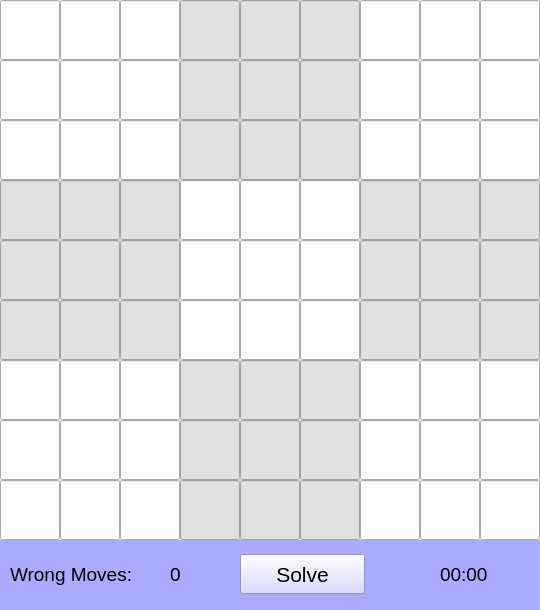
This is Sudoku.ui in Ahmad-Hamdy/Sudoku as Qt 5 draws it before an edit. The edited form follows.
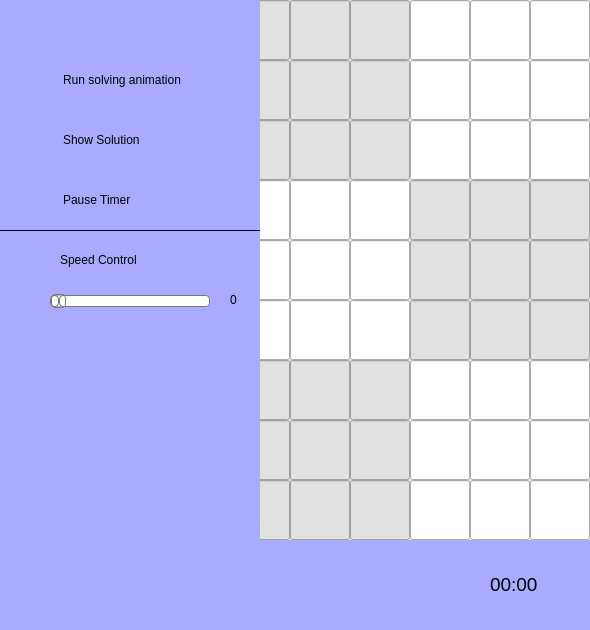
This is the edited form. Icons and pictures are not drawn.

Commit message: added side menu

What changed in the file:
```diff
--- a/Sudoku.ui
+++ b/Sudoku.ui
@@ -6,20 +6,20 @@
    <rect>
     <x>0</x>
     <y>0</y>
-    <width>540</width>
-    <height>610</height>
+    <width>590</width>
+    <height>630</height>
    </rect>
   </property>
   <property name="minimumSize">
    <size>
-    <width>540</width>
-    <height>610</height>
+    <width>590</width>
+    <height>630</height>
    </size>
   </property>
   <property name="maximumSize">
    <size>
-    <width>540</width>
-    <height>670</height>
+    <width>590</width>
+    <height>630</height>
    </size>
   </property>
   <property name="windowTitle">
@@ -34,7 +34,7 @@
    <widget class="QFrame" name="sub_grid">
     <property name="geometry">
      <rect>
-      <x>0</x>
+      <x>50</x>
       <y>0</y>
       <width>180</width>
       <height>180</height>
@@ -295,7 +295,7 @@
    <widget class="QFrame" name="sub_grid_2">
     <property name="geometry">
      <rect>
-      <x>180</x>
+      <x>230</x>
       <y>0</y>
       <width>180</width>
       <height>180</height>
@@ -538,7 +538,7 @@
    <widget class="QFrame" name="sub_grid_3">
     <property name="geometry">
      <rect>
-      <x>360</x>
+      <x>410</x>
       <y>0</y>
       <width>180</width>
       <height>180</height>
@@ -778,7 +778,7 @@
    <widget class="QFrame" name="sub_grid_4">
     <property name="geometry">
      <rect>
-      <x>0</x>
+      <x>50</x>
       <y>180</y>
       <width>180</width>
       <height>180</height>
@@ -1021,7 +1021,7 @@
    <widget class="QFrame" name="sub_grid_5">
     <property name="geometry">
      <rect>
-      <x>180</x>
+      <x>230</x>
       <y>180</y>
       <width>180</width>
       <height>180</height>
@@ -1261,7 +1261,7 @@
    <widget class="QFrame" name="sub_grid_6">
     <property name="geometry">
      <rect>
-      <x>360</x>
+      <x>410</x>
       <y>180</y>
       <width>180</width>
       <height>180</height>
@@ -1504,7 +1504,7 @@
    <widget class="QFrame" name="sub_grid_7">
     <property name="geometry">
      <rect>
-      <x>0</x>
+      <x>50</x>
       <y>360</y>
       <width>180</width>
       <height>180</height>
@@ -1717,7 +1717,7 @@
    <widget class="QFrame" name="sub_grid_8">
     <property name="geometry">
      <rect>
-      <x>180</x>
+      <x>230</x>
       <y>360</y>
       <width>180</width>
       <height>180</height>
@@ -1933,7 +1933,7 @@
    <widget class="QFrame" name="sub_grid_9">
     <property name="geometry">
      <rect>
-      <x>360</x>
+      <x>410</x>
       <y>360</y>
       <width>180</width>
       <height>180</height>
@@ -2146,10 +2146,10 @@
    <widget class="QFrame" name="info">
     <property name="geometry">
      <rect>
-      <x>0</x>
+      <x>50</x>
       <y>540</y>
       <width>540</width>
-      <height>70</height>
+      <height>90</height>
      </rect>
     </property>
     <property name="styleSheet">
@@ -2165,7 +2165,7 @@
      <property name="geometry">
       <rect>
        <x>10</x>
-       <y>20</y>
+       <y>30</y>
        <width>145</width>
        <height>28</height>
       </rect>
@@ -2183,7 +2183,7 @@
      <property name="geometry">
       <rect>
        <x>170</x>
-       <y>20</y>
+       <y>30</y>
        <width>35</width>
        <height>28</height>
       </rect>
@@ -2197,33 +2197,11 @@
       <string>0</string>
      </property>
     </widget>
-    <widget class="QPushButton" name="auto_solve">
-     <property name="geometry">
-      <rect>
-       <x>240</x>
-       <y>14</y>
-       <width>125</width>
-       <height>40</height>
-      </rect>
-     </property>
-     <property name="font">
-      <font>
-       <pointsize>16</pointsize>
-      </font>
-     </property>
-     <property name="styleSheet">
-      <string notr="true">background-color: rgb(209, 207, 255);
-selection-color: rgb(145, 144, 177);</string>
-     </property>
-     <property name="text">
-      <string>Solve</string>
-     </property>
-    </widget>
     <widget class="QLabel" name="timer">
      <property name="geometry">
       <rect>
        <x>440</x>
-       <y>20</y>
+       <y>30</y>
        <width>60</width>
        <height>28</height>
       </rect>
@@ -2238,6 +2216,440 @@
      </property>
     </widget>
    </widget>
+   <widget class="QFrame" name="frame_left_menu">
+    <property name="geometry">
+     <rect>
+      <x>0</x>
+      <y>0</y>
+      <width>260</width>
+      <height>631</height>
+     </rect>
+    </property>
+    <property name="sizePolicy">
+     <sizepolicy hsizetype="Preferred" vsizetype="Preferred">
+      <horstretch>0</horstretch>
+      <verstretch>0</verstretch>
+     </sizepolicy>
+    </property>
+    <property name="minimumSize">
+     <size>
+      <width>50</width>
+      <height>241</height>
+     </size>
+    </property>
+    <property name="maximumSize">
+     <size>
+      <width>260</width>
+      <height>16777215</height>
+     </size>
+    </property>
+    <property name="layoutDirection">
+     <enum>Qt::LeftToRight</enum>
+    </property>
+    <property name="styleSheet">
+     <string notr="true">background-color: rgb(170, 170, 255);</string>
+    </property>
+    <property name="frameShape">
+     <enum>QFrame::NoFrame</enum>
+    </property>
+    <property name="frameShadow">
+     <enum>QFrame::Raised</enum>
+    </property>
+    <layout class="QVBoxLayout" name="verticalLayout_5">
+     <property name="spacing">
+      <number>1</number>
+     </property>
+     <property name="leftMargin">
+      <number>0</number>
+     </property>
+     <property name="topMargin">
+      <number>0</number>
+     </property>
+     <property name="rightMargin">
+      <number>0</number>
+     </property>
+     <property name="bottomMargin">
+      <number>0</number>
+     </property>
+     <item alignment="Qt::AlignTop">
+      <widget class="QFrame" name="frame_menus">
+       <property name="styleSheet">
+        <string notr="true"/>
+       </property>
+       <property name="frameShape">
+        <enum>QFrame::NoFrame</enum>
+       </property>
+       <property name="frameShadow">
+        <enum>QFrame::Raised</enum>
+       </property>
+       <layout class="QVBoxLayout" name="layout_menus">
+        <property name="spacing">
+         <number>0</number>
+        </property>
+        <property name="leftMargin">
+         <number>0</number>
+        </property>
+        <property name="topMargin">
+         <number>0</number>
+        </property>
+        <property name="rightMargin">
+         <number>0</number>
+        </property>
+        <property name="bottomMargin">
+         <number>0</number>
+        </property>
+        <item>
+         <widget class="QPushButton" name="btn_toggle_menu">
+          <property name="sizePolicy">
+           <sizepolicy hsizetype="Expanding" vsizetype="Expanding">
+            <horstretch>0</horstretch>
+            <verstretch>0</verstretch>
+           </sizepolicy>
+          </property>
+          <property name="minimumSize">
+           <size>
+            <width>50</width>
+            <height>50</height>
+           </size>
+          </property>
+          <property name="maximumSize">
+           <size>
+            <width>50</width>
+            <height>16777215</height>
+           </size>
+          </property>
+          <property name="styleSheet">
+           <string notr="true">QPushButton {
+	
+	background-color: rgb(170, 170, 255);
+	background-image: url(icons/24x24/cil-menu.png);
+	background-position: center;
+	background-repeat: no-reperat;
+	border: none;
+}
+QPushButton:hover {
+	background-color: rgb(132, 132, 198);
+}
+QPushButton:pressed {	
+	background-color: rgb(132, 132, 198);
+}</string>
+          </property>
+          <property name="text">
+           <string/>
+          </property>
+         </widget>
+        </item>
+        <item>
+         <widget class="QPushButton" name="solve_animation">
+          <property name="sizePolicy">
+           <sizepolicy hsizetype="Expanding" vsizetype="Fixed">
+            <horstretch>0</horstretch>
+            <verstretch>0</verstretch>
+           </sizepolicy>
+          </property>
+          <property name="minimumSize">
+           <size>
+            <width>0</width>
+            <height>60</height>
+           </size>
+          </property>
+          <property name="font">
+           <font>
+            <family>Segoe UI</family>
+           </font>
+          </property>
+          <property name="layoutDirection">
+           <enum>Qt::LeftToRight</enum>
+          </property>
+          <property name="styleSheet">
+           <string notr="true">QPushButton {	
+	background-image: url(icons/24x24/cil-media-play.png);
+	background-position: left center;
+    background-repeat: no-repeat;
+	border: none;
+	border-left: 18px solid rgb(170, 170, 255);
+	border-right: 5px solid rgb(170, 170, 255);
+	background-color: rgb(170, 170, 255);
+	text-align: left;
+	padding-left: 45px;
+}
+QPushButton:hover {
+	background-color: rgb(124, 124, 186);
+	border-left: 18px solid rgb(124, 124, 186);
+}
+QPushButton:pressed {	
+	background-color: rgb(85, 170, 255);
+	border-left: 18px solid rgb(85, 170, 255);
+}</string>
+          </property>
+          <property name="text">
+           <string>Run solving animation</string>
+          </property>
+         </widget>
+        </item>
+        <item>
+         <widget class="QPushButton" name="auto_solve">
+          <property name="sizePolicy">
+           <sizepolicy hsizetype="Expanding" vsizetype="Fixed">
+            <horstretch>0</horstretch>
+            <verstretch>0</verstretch>
+           </sizepolicy>
+          </property>
+          <property name="minimumSize">
+           <size>
+            <width>0</width>
+            <height>60</height>
+           </size>
+          </property>
+          <property name="font">
+           <font>
+            <family>Segoe UI</family>
+           </font>
+          </property>
+          <property name="layoutDirection">
+           <enum>Qt::LeftToRight</enum>
+          </property>
+          <property name="styleSheet">
+           <string notr="true">QPushButton {	
+	background-image: url(icons/24x24/cil-check.png);
+	background-position: left center;
+    background-repeat: no-repeat;
+	border: none;
+	border-left: 18px solid rgb(170, 170, 255);
+	border-right: 5px solid rgb(170, 170, 255);
+	background-color: rgb(170, 170, 255);
+	text-align: left;
+	padding-left: 45px;
+}
+QPushButton:hover {
+	background-color: rgb(124, 124, 186);
+	border-left: 18px solid rgb(124, 124, 186);
+}
+QPushButton:pressed {	
+	background-color: rgb(85, 170, 255);
+	border-left: 18px solid rgb(85, 170, 255);
+}</string>
+          </property>
+          <property name="text">
+           <string>Show Solution</string>
+          </property>
+         </widget>
+        </item>
+        <item>
+         <widget class="QPushButton" name="pause_run_timer">
+          <property name="sizePolicy">
+           <sizepolicy hsizetype="Expanding" vsizetype="Fixed">
+            <horstretch>0</horstretch>
+            <verstretch>0</verstretch>
+           </sizepolicy>
+          </property>
+          <property name="minimumSize">
+           <size>
+            <width>0</width>
+            <height>60</height>
+           </size>
+          </property>
+          <property name="font">
+           <font>
+            <family>Segoe UI</family>
+           </font>
+          </property>
+          <property name="layoutDirection">
+           <enum>Qt::LeftToRight</enum>
+          </property>
+          <property name="styleSheet">
+           <string notr="true">QPushButton {	
+	background-image: url(icons/24x24/cil-watch);
+	background-position: left center;
+    background-repeat: no-repeat;
+	border: none;
+	border-left: 18px solid rgb(170, 170, 255);
+	border-right: 5px solid rgb(170, 170, 255);
+	background-color: rgb(170, 170, 255);
+	text-align: left;
+	padding-left: 45px;
+}
+QPushButton:hover {
+	background-color: rgb(124, 124, 186);
+	border-left: 18px solid rgb(124, 124, 186);
+}
+QPushButton:pressed {	
+	background-color: rgb(85, 170, 255);
+	border-left: 18px solid rgb(85, 170, 255);
+}</string>
+          </property>
+          <property name="text">
+           <string>Pause Timer</string>
+          </property>
+         </widget>
+        </item>
+        <item>
+         <widget class="QFrame" name="speed_control_header">
+          <property name="minimumSize">
+           <size>
+            <width>0</width>
+            <height>60</height>
+           </size>
+          </property>
+          <property name="styleSheet">
+           <string notr="true">QFrame{
+background-image: url(icons/24x24/cil-speedometer.png);
+background-position: left center;
+background-repeat: no-repeat;
+border: none;
+border-left: 18px solid rgb(170, 170, 255);
+border-top: 1px solid black;
+background-color: rgb(170, 170, 255);
+text-align: left;
+}</string>
+          </property>
+          <property name="frameShape">
+           <enum>QFrame::StyledPanel</enum>
+          </property>
+          <property name="frameShadow">
+           <enum>QFrame::Raised</enum>
+          </property>
+          <widget class="QLabel" name="speed_label">
+           <property name="geometry">
+            <rect>
+             <x>60</x>
+             <y>20</y>
+             <width>111</width>
+             <height>20</height>
+            </rect>
+           </property>
+           <property name="styleSheet">
+            <string notr="true">border: none;
+background: none;
+margin: 0;</string>
+           </property>
+           <property name="text">
+            <string>Speed Control</string>
+           </property>
+          </widget>
+         </widget>
+        </item>
+        <item>
+         <widget class="QFrame" name="speed_control_frame">
+          <property name="minimumSize">
+           <size>
+            <width>0</width>
+            <height>25</height>
+           </size>
+          </property>
+          <property name="styleSheet">
+           <string notr="true">QFrame{
+border: none;
+background-color: rgb(170, 170, 255);
+text-align: left;
+}</string>
+          </property>
+          <property name="frameShape">
+           <enum>QFrame::StyledPanel</enum>
+          </property>
+          <property name="frameShadow">
+           <enum>QFrame::Raised</enum>
+          </property>
+          <widget class="QSlider" name="speed_slider">
+           <property name="geometry">
+            <rect>
+             <x>50</x>
+             <y>0</y>
+             <width>160</width>
+             <height>22</height>
+            </rect>
+           </property>
+           <property name="styleSheet">
+            <string notr="true">QSlider::groove:horizontal {
+border: 1px solid #bbb;
+background: white;
+height: 10px;
+border-radius: 4px;
+}
+
+QSlider::sub-page:horizontal {
+background: qlineargradient(x1: 0, y1: 0,    x2: 0, y2: 1,
+    stop: 0 #66e, stop: 1 #bbf);
+background: qlineargradient(x1: 0, y1: 0.2, x2: 1, y2: 1,
+    stop: 0 #bbf, stop: 1 #55f);
+border: 1px solid #777;
+height: 10px;
+border-radius: 4px;
+}
+
+QSlider::add-page:horizontal {
+background: #fff;
+border: 1px solid #777;
+height: 10px;
+border-radius: 4px;
+}
+
+QSlider::handle:horizontal {
+background: qlineargradient(x1:0, y1:0, x2:1, y2:1,
+    stop:0 #eee, stop:1 #ccc);
+border: 1px solid #777;
+width: 13px;
+margin-top: -2px;
+margin-bottom: -2px;
+border-radius: 4px;
+}
+
+QSlider::handle:horizontal:hover {
+background: qlineargradient(x1:0, y1:0, x2:1, y2:1,
+    stop:0 #fff, stop:1 #ddd);
+border: 1px solid #444;
+border-radius: 4px;
+}
+
+QSlider::sub-page:horizontal:disabled {
+background: #bbb;
+border-color: #999;
+}
+
+QSlider::add-page:horizontal:disabled {
+background: #eee;
+border-color: #999;
+}
+
+QSlider::handle:horizontal:disabled {
+background: #eee;
+border: 1px solid #aaa;
+border-radius: 4px;
+}</string>
+           </property>
+           <property name="maximum">
+            <number>100</number>
+           </property>
+           <property name="orientation">
+            <enum>Qt::Horizontal</enum>
+           </property>
+           <property name="tickPosition">
+            <enum>QSlider::TicksAbove</enum>
+           </property>
+           <property name="tickInterval">
+            <number>10</number>
+           </property>
+          </widget>
+          <widget class="QLabel" name="speed_value">
+           <property name="geometry">
+            <rect>
+             <x>230</x>
+             <y>2</y>
+             <width>21</width>
+             <height>16</height>
+            </rect>
+           </property>
+           <property name="text">
+            <string>0</string>
+           </property>
+          </widget>
+         </widget>
+        </item>
+       </layout>
+      </widget>
+     </item>
+    </layout>
+   </widget>
   </widget>
  </widget>
  <resources/>
```
Left out of the diff: 19 changed lines with no effect on the pictures. The commit also changes 588 other files.
